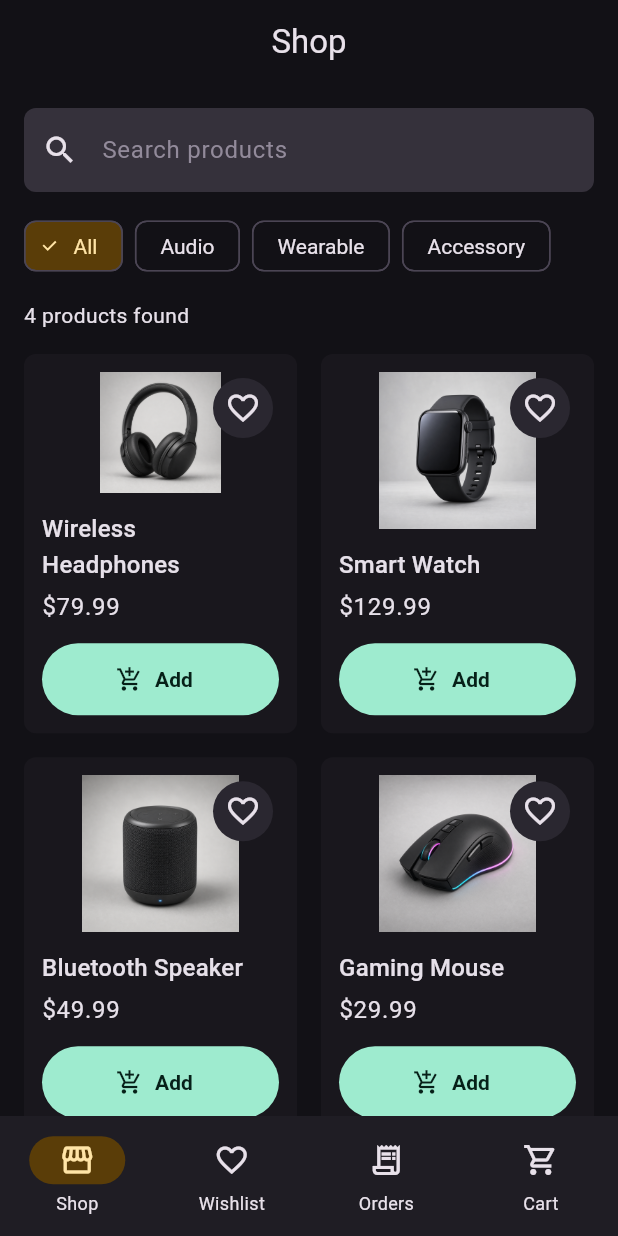
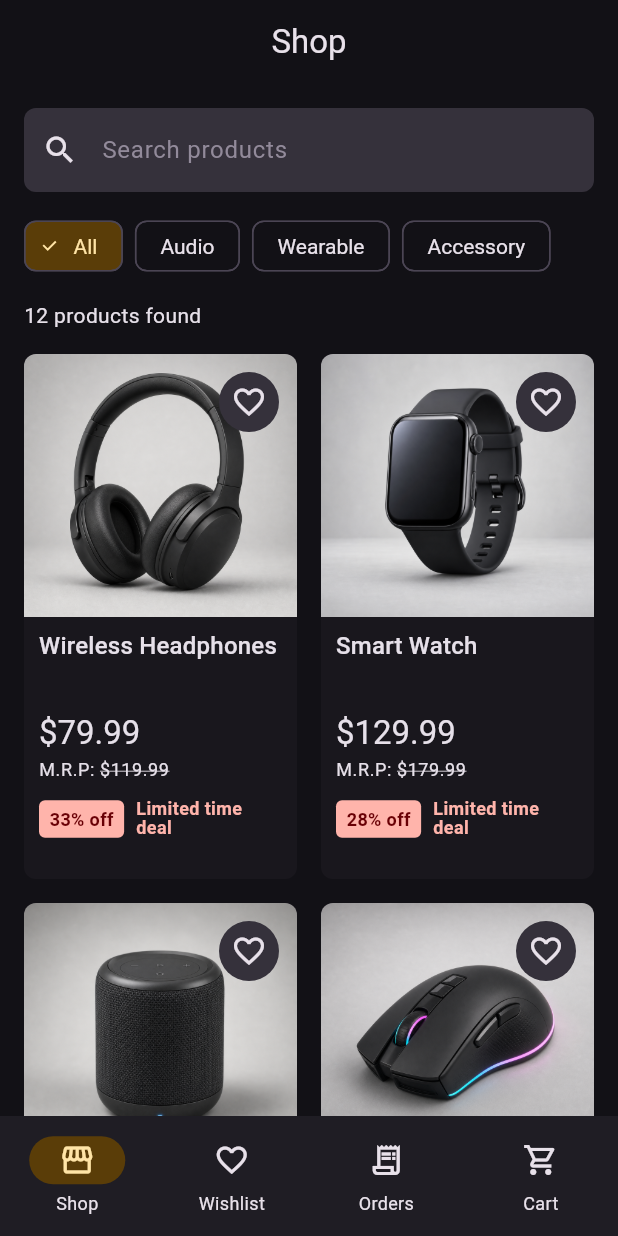
Before and after one commit to AmitAswal-lab/flutter-shopping-app, a Flutter app: the screen it shows after launch, on a phone screen of 412 x 824 dp. Run offline on Flutter 3.47's test engine with Material 3 defaults, Android fonts, the phone set to English and light mode, and no system bars.

Commit message:
Expand product catalog and redesign cards

```diff
--- a/lib/models/product.dart
+++ b/lib/models/product.dart
@@ -11,47 +11,206 @@ enum ProductCategory {
 
 class Product {
   final String id;
+  final String brand;
   final String name;
+  final String description;
   final int priceCents;
+  final int listPriceCents;
   final String imageAsset;
   final ProductCategory category;
+  final double rating;
+  final int reviewCount;
+  final int stockCount;
 
   const Product({
     required this.id,
+    required this.brand,
     required this.name,
+    required this.description,
     required this.priceCents,
+    required this.listPriceCents,
     required this.imageAsset,
     required this.category,
+    required this.rating,
+    required this.reviewCount,
+    required this.stockCount,
   });
+
+  bool get inStock => stockCount > 0;
+
+  int get discountPercent {
+    if (listPriceCents <= priceCents) return 0;
+    return ((listPriceCents - priceCents) * 100 / listPriceCents).round();
+  }
 }
 
 const List<Product> kProducts = [
   Product(
     id: 'p1',
+    brand: 'Auralux',
     name: 'Wireless Headphones',
+    description:
+        'Comfortable over-ear headphones with balanced sound and long battery life for daily listening.',
     priceCents: 7999,
+    listPriceCents: 11999,
     imageAsset: 'assets/products/wireless_headphones.png',
     category: ProductCategory.audio,
+    rating: 4.6,
+    reviewCount: 128,
+    stockCount: 18,
   ),
   Product(
     id: 'p2',
+    brand: 'PulseFit',
     name: 'Smart Watch',
+    description:
+        'A lightweight smartwatch for notifications, workouts, heart-rate tracking, and everyday wear.',
     priceCents: 12999,
+    listPriceCents: 17999,
     imageAsset: 'assets/products/smart_watch.png',
     category: ProductCategory.wearable,
+    rating: 4.5,
+    reviewCount: 94,
+    stockCount: 12,
   ),
   Product(
     id: 'p3',
+    brand: 'Bassline',
     name: 'Bluetooth Speaker',
+    description:
+        'Portable speaker with room-filling audio, compact build, and easy wireless pairing.',
     priceCents: 4999,
+    listPriceCents: 7999,
     imageAsset: 'assets/products/bluetooth_speaker.png',
     category: ProductCategory.audio,
+    rating: 4.4,
+    reviewCount: 76,
+    stockCount: 24,
   ),
   Product(
     id: 'p4',
+    brand: 'ClickForge',
     name: 'Gaming Mouse',
+    description:
+        'Responsive gaming mouse with programmable controls, textured grip, and smooth tracking.',
     priceCents: 2999,
+    listPriceCents: 4999,
     imageAsset: 'assets/products/gaming_mouse.png',
     category: ProductCategory.accessory,
+    rating: 4.7,
+    reviewCount: 153,
+    stockCount: 31,
+  ),
+  Product(
+    id: 'p5',
+    brand: 'Auralux',
+    name: 'Studio Headphones',
+    description:
+        'Closed-back headphones tuned for focused work, editing, and immersive listening sessions.',
+    priceCents: 9999,
+    listPriceCents: 14999,
+    imageAsset: 'assets/products/wireless_headphones.png',
+    category: ProductCategory.audio,
+    rating: 4.8,
+    reviewCount: 87,
+    stockCount: 9,
+  ),
+  Product(
+    id: 'p6',
+    brand: 'PulseFit',
+    name: 'Fitness Watch',
+    description:
+        'Workout-friendly watch with activity goals, sleep insights, and a bright daily-use display.',
+    priceCents: 8999,
+    listPriceCents: 12999,
+    imageAsset: 'assets/products/smart_watch.png',
+    category: ProductCategory.wearable,
+    rating: 4.3,
+    reviewCount: 61,
+    stockCount: 15,
+  ),
+  Product(
+    id: 'p7',
+    brand: 'Bassline',
+    name: 'Mini Speaker',
+    description:
+        'Small wireless speaker made for desks, travel bags, and casual listening around the house.',
+    priceCents: 3499,
+    listPriceCents: 5999,
+    imageAsset: 'assets/products/bluetooth_speaker.png',
+    category: ProductCategory.audio,
+    rating: 4.2,
+    reviewCount: 48,
+    stockCount: 22,
+  ),
+  Product(
+    id: 'p8',
+    brand: 'ClickForge',
+    name: 'Ergonomic Mouse',
+    description:
+        'Comfort-focused mouse with quiet clicks and a sculpted shape for long work sessions.',
+    priceCents: 2499,
+    listPriceCents: 3999,
+    imageAsset: 'assets/products/gaming_mouse.png',
+    category: ProductCategory.accessory,
+    rating: 4.4,
+    reviewCount: 72,
+    stockCount: 27,
+  ),
+  Product(
+    id: 'p9',
+    brand: 'Auralux',
+    name: 'Travel Headphones',
+    description:
+        'Foldable headphones with soft cushions and reliable wireless playback for commutes.',
+    priceCents: 6999,
+    listPriceCents: 9999,
+    imageAsset: 'assets/products/wireless_headphones.png',
+    category: ProductCategory.audio,
+    rating: 4.1,
+    reviewCount: 39,
+    stockCount: 16,
+  ),
+  Product(
+    id: 'p10',
+    brand: 'PulseFit',
+    name: 'Everyday Watch',
+    description:
+        'Simple wearable for time, notifications, step goals, and quick glanceable updates.',
+    priceCents: 7499,
+    listPriceCents: 10999,
+    imageAsset: 'assets/products/smart_watch.png',
+    category: ProductCategory.wearable,
+    rating: 4.0,
+    reviewCount: 44,
+    stockCount: 19,
+  ),
+  Product(
+    id: 'p11',
+    brand: 'Bassline',
+    name: 'Home Speaker',
+    description:
+        'Compact home speaker built for podcasts, playlists, and richer sound in small rooms.',
+    priceCents: 5999,
+    listPriceCents: 8999,
+    imageAsset: 'assets/products/bluetooth_speaker.png',
+    category: ProductCategory.audio,
+    rating: 4.5,
+    reviewCount: 83,
+    stockCount: 13,
+  ),
+  Product(
+    id: 'p12',
+    brand: 'ClickForge',
+    name: 'Precision Mouse',
+    description:
+        'Lightweight accessory with precise tracking for productivity, design work, and gaming.',
+    priceCents: 3999,
+    listPriceCents: 6499,
+    imageAsset: 'assets/products/gaming_mouse.png',
+    category: ProductCategory.accessory,
+    rating: 4.6,
+    reviewCount: 96,
+    stockCount: 20,
   ),
 ];
--- a/lib/providers/product_filter.dart
+++ b/lib/providers/product_filter.dart
@@ -37,8 +37,9 @@ class ProductFilter extends ChangeNotifier {
   List<Product> applyTo(List<Product> products) {
     return products
         .where((product) {
-          final searchableText = '${product.name} ${product.category.label}'
-              .toLowerCase();
+          final searchableText =
+              '${product.brand} ${product.name} ${product.description} ${product.category.label}'
+                  .toLowerCase();
           final matchesQuery =
               _query.isEmpty || searchableText.contains(_query);
           final matchesCategory =
--- a/lib/screens/product_detail_screen.dart
+++ b/lib/screens/product_detail_screen.dart
@@ -68,11 +68,22 @@ class _ProductDetailScreenState extends State<ProductDetailScreen> {
             child: Image.asset(product.imageAsset, fit: BoxFit.contain),
           ),
           const SizedBox(height: 24),
+          Text(product.brand, style: Theme.of(context).textTheme.labelLarge),
+          const SizedBox(height: 6),
           Text(product.name, style: Theme.of(context).textTheme.headlineMedium),
           const SizedBox(height: 8),
           Text(
             formatCents(product.priceCents),
             style: Theme.of(context).textTheme.titleLarge,
+          ),
+          const SizedBox(height: 16),
+          _ProductMetaRow(product: product),
+          const SizedBox(height: 24),
+          Text('Description', style: Theme.of(context).textTheme.titleMedium),
+          const SizedBox(height: 8),
+          Text(
+            product.description,
+            style: Theme.of(context).textTheme.bodyLarge,
           ),
           const SizedBox(height: 16),
           Text(
@@ -102,6 +113,47 @@ class _ProductDetailScreenState extends State<ProductDetailScreen> {
         ],
       ),
     );
+  }
+}
+
+class _ProductMetaRow extends StatelessWidget {
+  final Product product;
+
+  const _ProductMetaRow({required this.product});
+
+  @override
+  Widget build(BuildContext context) {
+    return Wrap(
+      spacing: 8,
+      runSpacing: 8,
+      children: [
+        _ProductMetaChip(
+          icon: Icons.category_outlined,
+          label: product.category.label,
+        ),
+        _ProductMetaChip(
+          icon: Icons.star_rounded,
+          label:
+              '${product.rating.toStringAsFixed(1)} (${product.reviewCount})',
+        ),
+        _ProductMetaChip(
+          icon: Icons.inventory_2_outlined,
+          label: '${product.stockCount} in stock',
+        ),
+      ],
+    );
+  }
+}
+
+class _ProductMetaChip extends StatelessWidget {
+  final IconData icon;
+  final String label;
+
+  const _ProductMetaChip({required this.icon, required this.label});
+
+  @override
+  Widget build(BuildContext context) {
+    return Chip(avatar: Icon(icon, size: 18), label: Text(label));
   }
 }
 
--- a/lib/screens/product_list_screen.dart
+++ b/lib/screens/product_list_screen.dart
@@ -43,7 +43,7 @@ class _ProductCatalog extends StatelessWidget {
                 maxCrossAxisExtent: 240,
                 mainAxisSpacing: 16,
                 crossAxisSpacing: 16,
-                childAspectRatio: 0.72,
+                childAspectRatio: 0.52,
               ),
               itemBuilder: (context, index) {
                 return ProductCard(product: visibleProducts[index]);
--- a/lib/screens/wishlist_screen.dart
+++ b/lib/screens/wishlist_screen.dart
@@ -54,7 +54,7 @@ class _WishlistBody extends StatelessWidget {
         maxCrossAxisExtent: 240,
         mainAxisSpacing: 16,
         crossAxisSpacing: 16,
-        childAspectRatio: 0.72,
+        childAspectRatio: 0.52,
       ),
       itemBuilder: (context, index) {
         return ProductCard(product: favoriteProducts[index]);
--- a/lib/widgets/product_card.dart
+++ b/lib/widgets/product_card.dart
@@ -1,8 +1,5 @@
 import 'package:flutter/material.dart';
-import 'package:provider/provider.dart';
 
-import '../providers/cart.dart';
-import '../models/cart_item.dart';
 import '../models/product.dart';
 import '../screens/product_detail_screen.dart';
 import '../utils/money.dart';
@@ -25,65 +22,136 @@ class ProductCard extends StatelessWidget {
             ),
           );
         },
-        child: Padding(
-          padding: const EdgeInsets.all(12),
         child: Column(
           crossAxisAlignment: CrossAxisAlignment.start,
           children: [
             Expanded(
+              flex: 6,
               child: Stack(
                 children: [
                   Positioned.fill(
-                      child: Center(
+                    child: ColoredBox(
+                      color: Theme.of(context).colorScheme.surfaceContainerHigh,
                       child: Image.asset(
                         product.imageAsset,
-                          fit: BoxFit.contain,
+                        fit: BoxFit.cover,
                         width: double.infinity,
                       ),
                     ),
                   ),
                   Positioned(
-                      top: 0,
-                      right: 0,
+                    top: 8,
+                    right: 8,
                     child: WishlistIconButton(product: product, filled: true),
                   ),
                 ],
               ),
             ),
-              const SizedBox(height: 12),
-              Text(
+            Expanded(
+              flex: 6,
+              child: Padding(
+                padding: const EdgeInsets.fromLTRB(10, 8, 10, 10),
+                child: Column(
+                  crossAxisAlignment: CrossAxisAlignment.start,
+                  children: [
+                    SizedBox(
+                      height: 52,
+                      child: Text(
                         product.name,
                         maxLines: 2,
                         overflow: TextOverflow.ellipsis,
                         style: Theme.of(context).textTheme.titleMedium,
                       ),
+                    ),
                     const SizedBox(height: 4),
                     Text(
                       formatCents(product.priceCents),
-                style: Theme.of(context).textTheme.bodyLarge,
+                      maxLines: 1,
+                      overflow: TextOverflow.ellipsis,
+                      style: Theme.of(context).textTheme.titleLarge,
                     ),
+                    const SizedBox(height: 2),
+                    _ListPrice(product: product),
                     const SizedBox(height: 12),
-              SizedBox(
-                width: double.infinity,
-                child: FilledButton.icon(
-                  onPressed: () {
-                    context.read<Cart>().add(
-                      CartItem(
-                        productId: product.id,
-                        name: product.name,
-                        priceCents: product.priceCents,
-                        quantity: 1,
+                    _DealBadge(discountPercent: product.discountPercent),
+                  ],
                 ),
-                    );
-                  },
-                  icon: const Icon(Icons.add_shopping_cart),
-                  label: const Text('Add'),
               ),
             ),
           ],
         ),
       ),
-      ),
     );
   }
 }
+
+class _ListPrice extends StatelessWidget {
+  final Product product;
+
+  const _ListPrice({required this.product});
+
+  @override
+  Widget build(BuildContext context) {
+    return Text.rich(
+      TextSpan(
+        children: [
+          const TextSpan(text: 'M.R.P: '),
+          TextSpan(
+            text: formatCents(product.listPriceCents),
+            style: const TextStyle(decoration: TextDecoration.lineThrough),
+          ),
+        ],
+      ),
+      maxLines: 1,
+      overflow: TextOverflow.ellipsis,
+      style: Theme.of(context).textTheme.bodySmall,
+    );
+  }
+}
+
+class _DealBadge extends StatelessWidget {
+  final int discountPercent;
+
+  const _DealBadge({required this.discountPercent});
+
+  @override
+  Widget build(BuildContext context) {
+    final colorScheme = Theme.of(context).colorScheme;
+
+    return Row(
+      children: [
+        DecoratedBox(
+          decoration: BoxDecoration(
+            color: colorScheme.error,
+            borderRadius: BorderRadius.circular(4),
+          ),
+          child: Padding(
+            padding: const EdgeInsets.symmetric(horizontal: 7, vertical: 4),
+            child: Text(
+              '$discountPercent% off',
+              style: TextStyle(
+                color: colorScheme.onError,
+                fontWeight: FontWeight.w700,
+                fontSize: 12,
+              ),
+            ),
+          ),
+        ),
+        const SizedBox(width: 8),
+        Expanded(
+          child: Text(
+            'Limited time deal',
+            maxLines: 2,
+            overflow: TextOverflow.ellipsis,
+            style: TextStyle(
+              color: colorScheme.error,
+              fontWeight: FontWeight.w700,
+              fontSize: 12,
+              height: 1.05,
+            ),
+          ),
+        ),
+      ],
+    );
+  }
+}
--- a/lib/widgets/wishlist_icon_button.dart
+++ b/lib/widgets/wishlist_icon_button.dart
@@ -37,7 +37,7 @@ class WishlistIconButton extends StatelessWidget {
         style: IconButton.styleFrom(
           backgroundColor: isFavorite
               ? favoriteContainerColor
-              : colorScheme.surfaceContainerHigh,
+              : colorScheme.surfaceContainerHighest,
         ),
         tooltip: tooltip,
       );
```
Also changed, not shown: 1 other file. Lines whose indentation alone changed are shown as unchanged.
